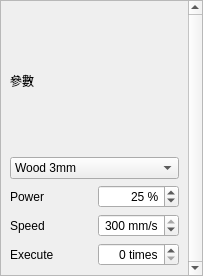
flux3dp/swiftray, file src/widgets/panels/layer-params-panel.ui: the form before one commit.
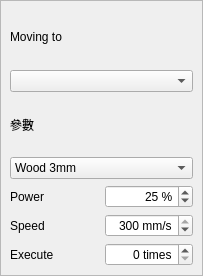
The form after the commit.

Commit message: Support moving selected items to another layer

Diff of the .ui file:
```diff
--- a/src/widgets/panels/layer-params-panel.ui
+++ b/src/widgets/panels/layer-params-panel.ui
@@ -37,7 +37,7 @@
      <property name="minimumSize">
       <size>
        <width>0</width>
-       <height>170</height>
+       <height>270</height>
       </size>
      </property>
      <property name="autoFillBackground">
@@ -50,7 +50,7 @@
       <enum>QFrame::Plain</enum>
      </property>
      <property name="verticalScrollBarPolicy">
-      <enum>Qt::ScrollBarAlwaysOn</enum>
+      <enum>Qt::ScrollBarAsNeeded</enum>
      </property>
      <property name="horizontalScrollBarPolicy">
       <enum>Qt::ScrollBarAlwaysOff</enum>
@@ -74,6 +74,20 @@
        </sizepolicy>
       </property>
       <layout class="QVBoxLayout" name="verticalLayout_3">
+       <item>
+        <layout class="QVBoxLayout" name="moveLayerLayout">
+         <item>
+          <widget class="QLabel" name="labelMoving">
+           <property name="text">
+            <string>Moving to</string>
+           </property>
+          </widget>
+         </item>
+         <item>
+          <widget class="QComboBox" name="movingComboBox"/>
+         </item>
+        </layout>
+       </item>
        <item>
         <layout class="QVBoxLayout" name="verticalLayout">
          <item>
```
The commit also changes 2 other files.
